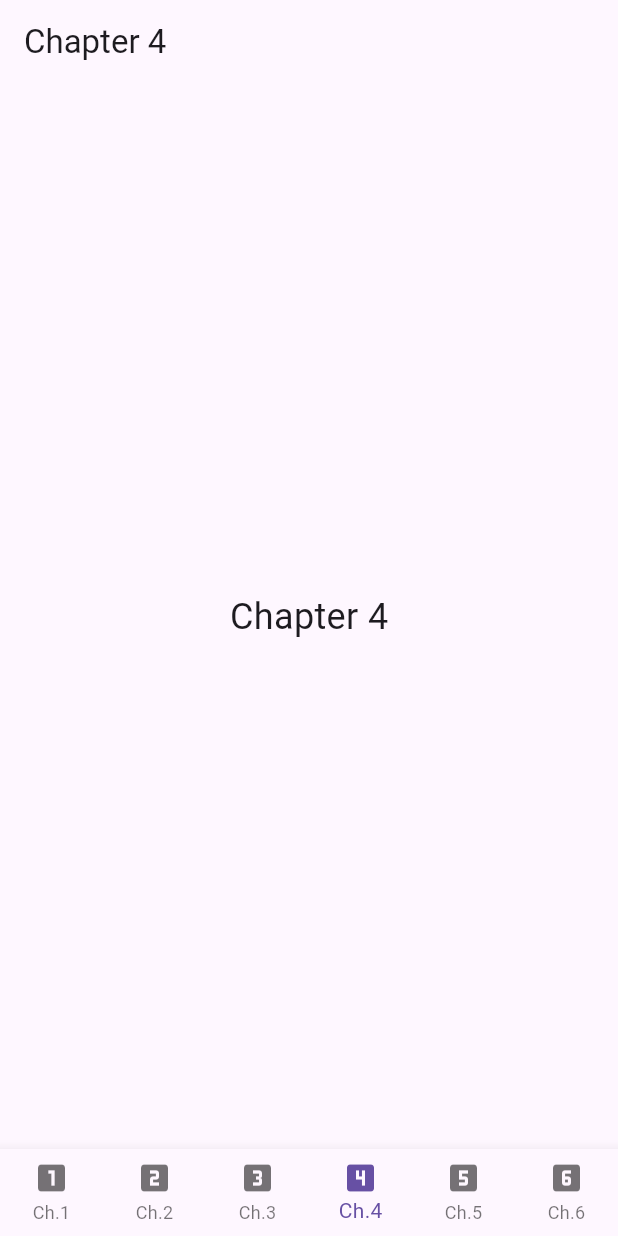
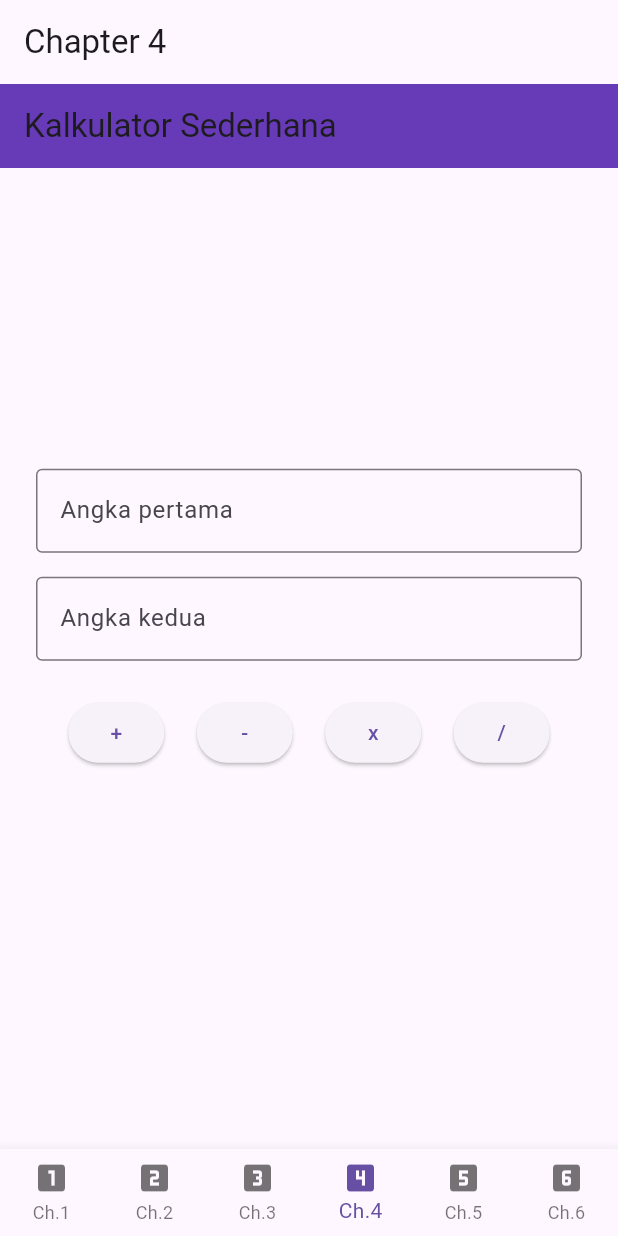
Before and after one commit to Islam2242-ux/Islam-Rafif-Repo, a Flutter app: the screen it shows after launch, item 4 of the bottom bar chosen, on a phone screen of 412 x 824 dp. Run offline on Flutter 3.47's test engine with Material 3 defaults, Android fonts, the light colour scheme and no system bars.

Commit message:
added chapter 4

```diff
--- a/lib/main.dart
+++ b/lib/main.dart
@@ -1,6 +1,7 @@
 import 'pages/chapter-1.dart';
 import 'pages/chapter-2.dart';
 import 'pages/chapter-3.dart';
+import 'pages/chapter-4.dart';
 import 'package:flutter/material.dart'; // Mengimpor paket Material Design dari Flutter.
 
 void main() {
@@ -42,7 +43,7 @@ class _MainNavbarState extends State<MainNavbar> {
     Chapter1Page(),
     Chapter2Page(),
     Chapter3Page(),
-    Center(child: Text('Chapter 4', style: TextStyle(fontSize: 24))),
+    Chapter4Page(),
     Center(child: Text('Chapter 5', style: TextStyle(fontSize: 24))),
     Center(child: Text('Chapter 6', style: TextStyle(fontSize: 24))),
   ];
--- a/lib/pages/chapter-4.dart
+++ b/lib/pages/chapter-4.dart
@@ -1,17 +1,115 @@
-// File: lib/pages/login_page.dart
 import 'package:flutter/material.dart';
 
-class Homepage extends StatelessWidget {
-  const Homepage({super.key});
+class Chapter4Page extends StatefulWidget {
+  const Chapter4Page({super.key});
+
+  @override
+  State<Chapter4Page> createState() => _Chapter4PageState();
+}
+
+class _Chapter4PageState extends State<Chapter4Page> {
+  final TextEditingController _controller1 = TextEditingController();
+  final TextEditingController _controller2 = TextEditingController();
+  String _result = '';
+
+  void _calculate(String operator) {
+    double? num1 = double.tryParse(_controller1.text);
+    double? num2 = double.tryParse(_controller2.text);
+    if (num1 == null || num2 == null) {
+      setState(() {
+        _result = 'Input tidak valid!';
+      });
+      return;
+    }
+    double res;
+    switch (operator) {
+      case '+':
+        res = num1 + num2;
+        break;
+      case '-':
+        res = num1 - num2;
+        break;
+      case 'x':
+        res = num1 * num2;
+        break;
+      case '/':
+        if (num2 == 0) {
+          setState(() {
+            _result = 'Tidak bisa dibagi 0!';
+          });
+          return;
+        }
+        res = num1 / num2;
+        break;
+      default:
+        res = 0;
+    }
+    setState(() {
+      _result = 'Hasil: $res';
+    });
+  }
 
   @override
   Widget build(BuildContext context) {
     return Scaffold(
       appBar: AppBar(
-        title: const Text('Login Page'),
+        title: const Text('Kalkulator Sederhana'),
+        backgroundColor: Colors.deepPurple,
       ),
-      body: const Center(
-        child: Text('Ini adalah halaman login'),
+      body: Padding(
+        padding: const EdgeInsets.all(24.0),
+        child: Center(
+          child: Column(
+            mainAxisSize: MainAxisSize.min,
+            children: [
+              TextField(
+                controller: _controller1,
+                keyboardType: TextInputType.number,
+                decoration: const InputDecoration(
+                  labelText: 'Angka pertama',
+                  border: OutlineInputBorder(),
+                ),
+              ),
+              const SizedBox(height: 16),
+              TextField(
+                controller: _controller2,
+                keyboardType: TextInputType.number,
+                decoration: const InputDecoration(
+                  labelText: 'Angka kedua',
+                  border: OutlineInputBorder(),
+                ),
+              ),
+              const SizedBox(height: 24),
+              Row(
+                mainAxisAlignment: MainAxisAlignment.spaceEvenly,
+                children: [
+                  ElevatedButton(
+                    onPressed: () => _calculate('+'),
+                    child: const Text('+'),
+                  ),
+                  ElevatedButton(
+                    onPressed: () => _calculate('-'),
+                    child: const Text('-'),
+                  ),
+                  ElevatedButton(
+                    onPressed: () => _calculate('x'),
+                    child: const Text('x'),
+                  ),
+                  ElevatedButton(
+                    onPressed: () => _calculate('/'),
+                    child: const Text('/'),
+                  ),
+                ],
+              ),
+              const SizedBox(height: 24),
+              Text(
+                _result,
+                style:
+                    const TextStyle(fontSize: 20, fontWeight: FontWeight.bold),
+              ),
+            ],
+          ),
+        ),
       ),
     );
   }
```
